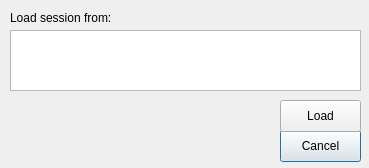
The window that ICP_PROJECT_2024/loadfiledialog.ui (ToxicToxon/ICP-PROJECT-2024) describes before a commit, drawn with Qt 5.
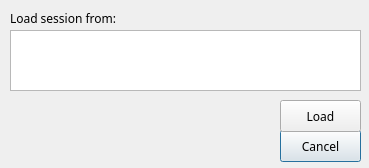
The same window after the commit.

What changed in the file:
```diff
--- a/ICP_PROJECT_2024/loadfiledialog.ui
+++ b/ICP_PROJECT_2024/loadfiledialog.ui
@@ -10,6 +10,11 @@
     <height>168</height>
    </rect>
   </property>
+  <property name="font">
+   <font>
+    <family>American Typewriter</family>
+   </font>
+  </property>
   <property name="windowTitle">
    <string>Dialog</string>
   </property>
```
Left out of the diff: 4 changed lines with no effect on the pictures.
